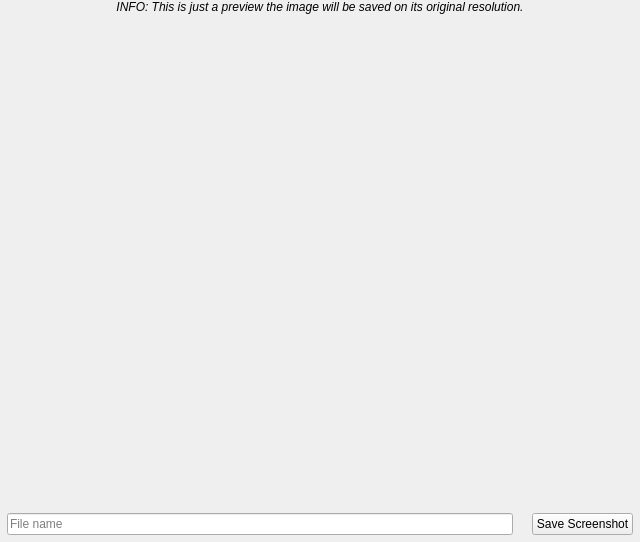
First picture: the form in src/screenshot.ui, repository keshavbhatt/plumber, before the edit.
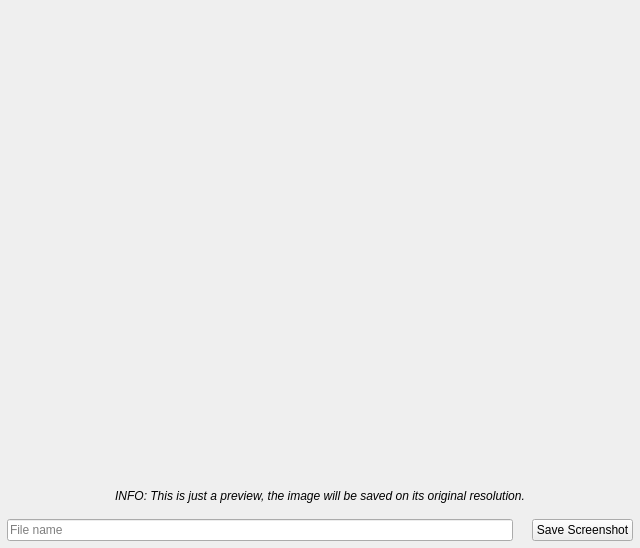
Second picture: the form after the edit. Icons and pictures are not drawn.

Commit message: move info label to bottom

Patch:
```diff
--- a/src/screenshot.ui
+++ b/src/screenshot.ui
@@ -7,7 +7,7 @@
     <x>0</x>
     <y>0</y>
     <width>640</width>
-    <height>525</height>
+    <height>548</height>
    </rect>
   </property>
   <property name="windowTitle">
@@ -26,21 +26,6 @@
    <property name="bottomMargin">
     <number>0</number>
    </property>
-   <item>
-    <widget class="QLabel" name="label">
-     <property name="font">
-      <font>
-       <italic>true</italic>
-      </font>
-     </property>
-     <property name="text">
-      <string>INFO: This is just a preview the image will be saved on its original resolution.</string>
-     </property>
-     <property name="alignment">
-      <set>Qt::AlignCenter</set>
-     </property>
-    </widget>
-   </item>
    <item alignment="Qt::AlignHCenter|Qt::AlignVCenter">
     <widget class="QLabel" name="screenshotView">
      <property name="sizePolicy">
@@ -63,6 +48,21 @@
      </property>
     </widget>
    </item>
+   <item>
+    <widget class="QLabel" name="label">
+     <property name="font">
+      <font>
+       <italic>true</italic>
+      </font>
+     </property>
+     <property name="text">
+      <string>INFO: This is just a preview, the image will be saved on its original resolution.</string>
+     </property>
+     <property name="alignment">
+      <set>Qt::AlignCenter</set>
+     </property>
+    </widget>
+   </item>
    <item>
     <layout class="QHBoxLayout" name="horizontalLayout">
      <property name="leftMargin">
```
